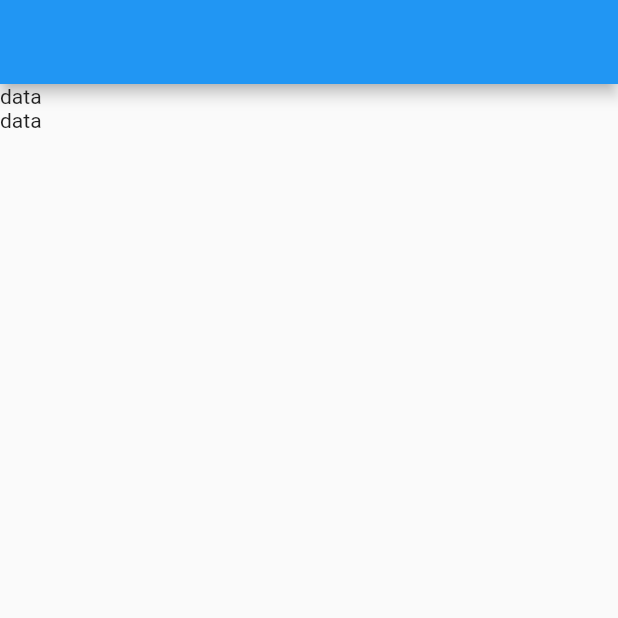
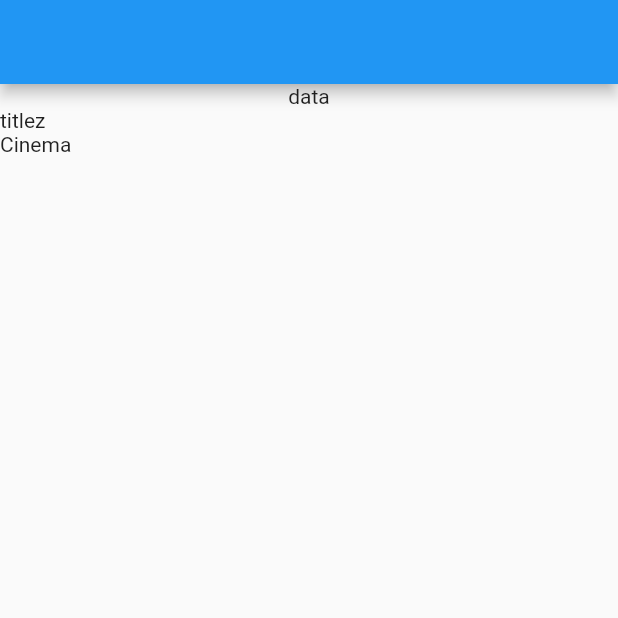
Before and after one commit to YoniIfrah/Expenses_Tracker, a Flutter app: the screen it shows after launch, on a phone screen of 412 x 824 dp, the top half of it. Run offline on Flutter 3.47's test engine with Material 2 defaults, Android fonts, the phone set to English and light mode, and no system bars.

Commit message:
added expenses list

```diff
--- a/lib/expenses.dart
+++ b/lib/expenses.dart
@@ -1,3 +1,4 @@
+import 'package:expense_tracker/expenses_list.dart';
 import 'package:expense_tracker/models/expense.dart';
 import 'package:flutter/material.dart';
 
@@ -25,10 +26,14 @@ class _ExpensesState extends State<Expenses> {
   Widget build(BuildContext context) {
     return Scaffold(
       appBar: AppBar(),
-      body: Column(children: [
-        Text("data"),
-        Text("data"),
-      ]),
+      body: Column(
+        children: [
+          Text("data"),
+          Expanded(
+            child: ExpensesList(expenses: _registerExpenses),
+          ),
+        ],
+      ),
     );
   }
 }
--- /dev/null
+++ b/lib/expenses_list.dart
@@ -0,0 +1,15 @@
+import 'package:expense_tracker/models/expense.dart';
+import 'package:flutter/material.dart';
+
+class ExpensesList extends StatelessWidget {
+  const ExpensesList({super.key, required this.expenses});
+
+  final List<Expense> expenses;
+
+  @override
+  Widget build(BuildContext context) {
+    return ListView.builder(
+        itemCount: expenses.length,
+        itemBuilder: (ctx, index) => Text(expenses[index].title));
+  }
+}
--- a/lib/main.dart
+++ b/lib/main.dart
@@ -12,6 +12,7 @@ class MyApp extends StatelessWidget {
   @override
   Widget build(BuildContext context) {
     return const MaterialApp(
+      debugShowCheckedModeBanner: false,
       home: Expenses(),
     );
   }
```
